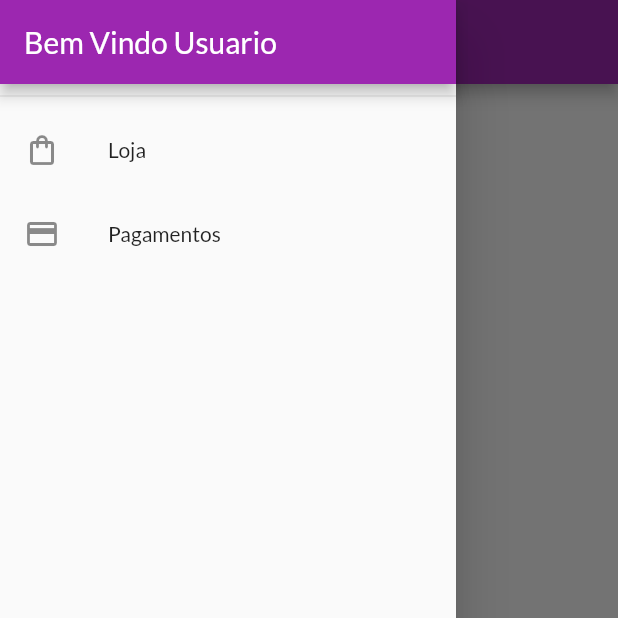
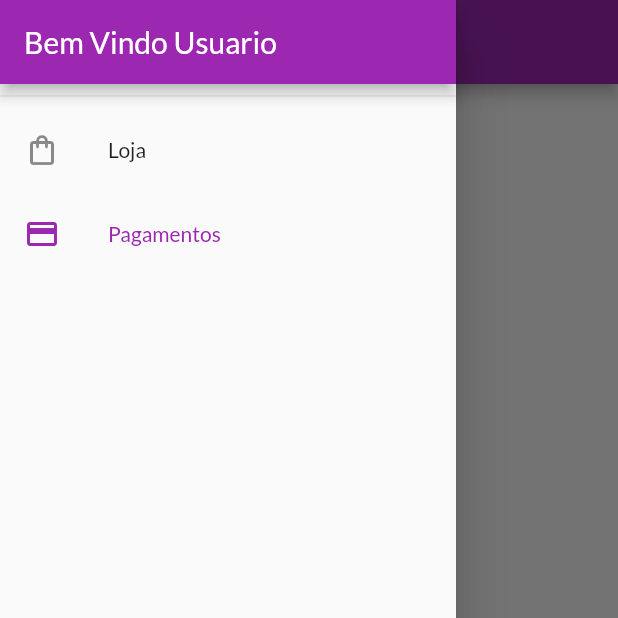
Before and after one commit to GuilhermePalma/shop_app, a Flutter app: the OrdersPage screen opened by its route, with the side drawer open, on a phone screen of 412 x 824 dp, the top half of it. Run offline on Flutter 3.47's test engine with Material 2 defaults, Android fonts, the phone set to English and light mode, and no system bars; network calls fail.

Commit message:
Refactor Items of Lateral Menu

```diff
--- a/lib/components/custom_drawer.dart
+++ b/lib/components/custom_drawer.dart
@@ -2,7 +2,21 @@ import 'package:flutter/material.dart';
 import 'package:shop/utils/routes.dart';
 
 class CustomDrawer extends StatelessWidget {
-  const CustomDrawer({Key? key}) : super(key: key);
+  final String namePage;
+  CustomDrawer({Key? key, required this.namePage}) : super(key: key);
+
+  final List<Map<String, Object>> _itemsMenu = [
+    {
+      "title": "Loja",
+      "icon": Icons.shopping_bag_outlined,
+      "route": Routes.routeMain
+    },
+    {
+      "title": "Pagamentos",
+      "icon": Icons.payment_outlined,
+      "route": Routes.routeOrders
+    },
+  ];
 
   @override
   Widget build(BuildContext context) {
@@ -14,20 +28,16 @@ class CustomDrawer extends StatelessWidget {
             automaticallyImplyLeading: false,
           ),
           const Divider(),
-          ListTile(
-            leading: const Icon(Icons.shopping_bag_outlined),
-            title: const Text("Loja"),
-            onTap: () {
-              Navigator.of(context).pushReplacementNamed(Routes.routeMain);
-            },
-          ),
-          ListTile(
-            leading: const Icon(Icons.payment_outlined),
-            title: const Text("Pagamentos"),
-            onTap: () {
-              Navigator.of(context).pushReplacementNamed(Routes.routeOrders);
-            },
-          ),
+          ..._itemsMenu.map((item) {
+            return ListTile(
+              selected: (item["route"] as String) == namePage,
+              leading: Icon(item["icon"] as IconData),
+              title: Text(item["title"] as String),
+              onTap: () => Navigator.of(context).pushReplacementNamed(
+                item["route"] as String,
+              ),
+            );
+          }).toList(),
         ],
       ),
     );
--- a/lib/pages/orders_page.dart
+++ b/lib/pages/orders_page.dart
@@ -3,6 +3,7 @@ import 'package:provider/provider.dart';
 import 'package:shop/components/custom_drawer.dart';
 import 'package:shop/components/order_item_widget.dart';
 import 'package:shop/providers/order_list.dart';
+import 'package:shop/utils/routes.dart';
 
 class OrdersPage extends StatelessWidget {
   const OrdersPage({Key? key}) : super(key: key);
@@ -15,7 +16,7 @@ class OrdersPage extends StatelessWidget {
       appBar: AppBar(
         title: const Text("Meus Pedidos"),
       ),
-      drawer: const CustomDrawer(),
+      drawer: CustomDrawer(namePage: Routes.routeOrders),
       body: ListView.builder(
         itemCount: orderProvider.itemsCount,
         itemBuilder: (ctx, index) =>
--- a/lib/pages/products_overview_page.dart
+++ b/lib/pages/products_overview_page.dart
@@ -61,7 +61,7 @@ class _ProductsOverviewPageState extends State<ProductsOverviewPage> {
           ),
         ],
       ),
-      drawer: const CustomDrawer(),
+      drawer: CustomDrawer(namePage: Routes.routeMain),
       body: ProductGrid(showFavoriteOnly: _showFavoritesOnly),
     );
   }
```
